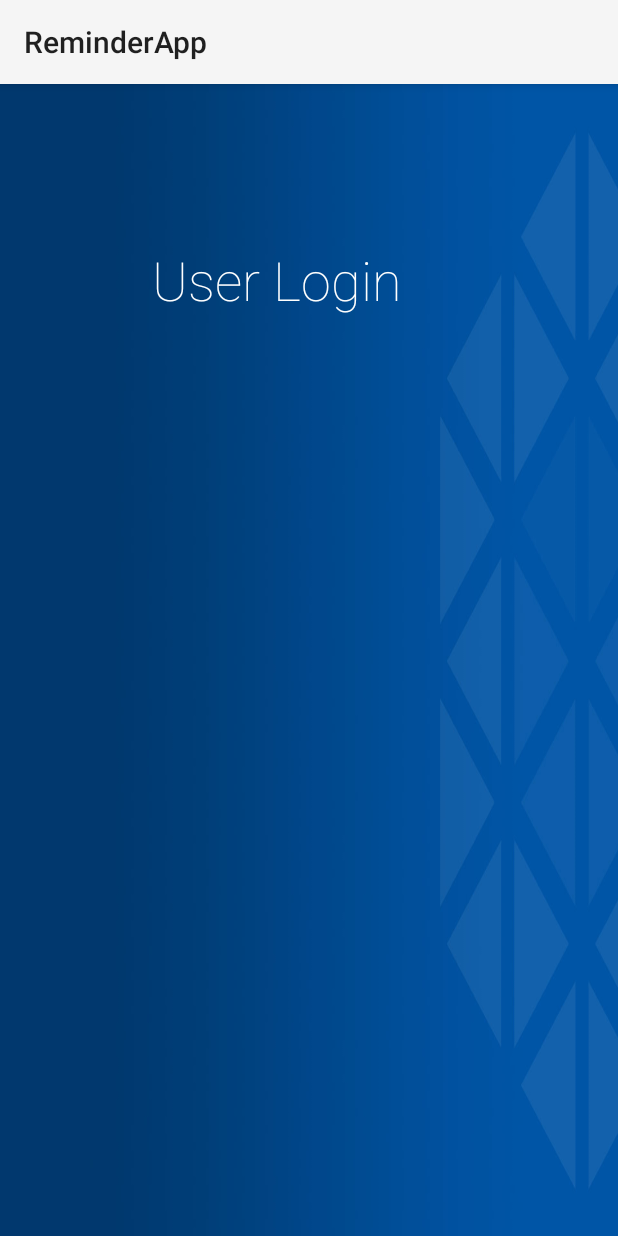
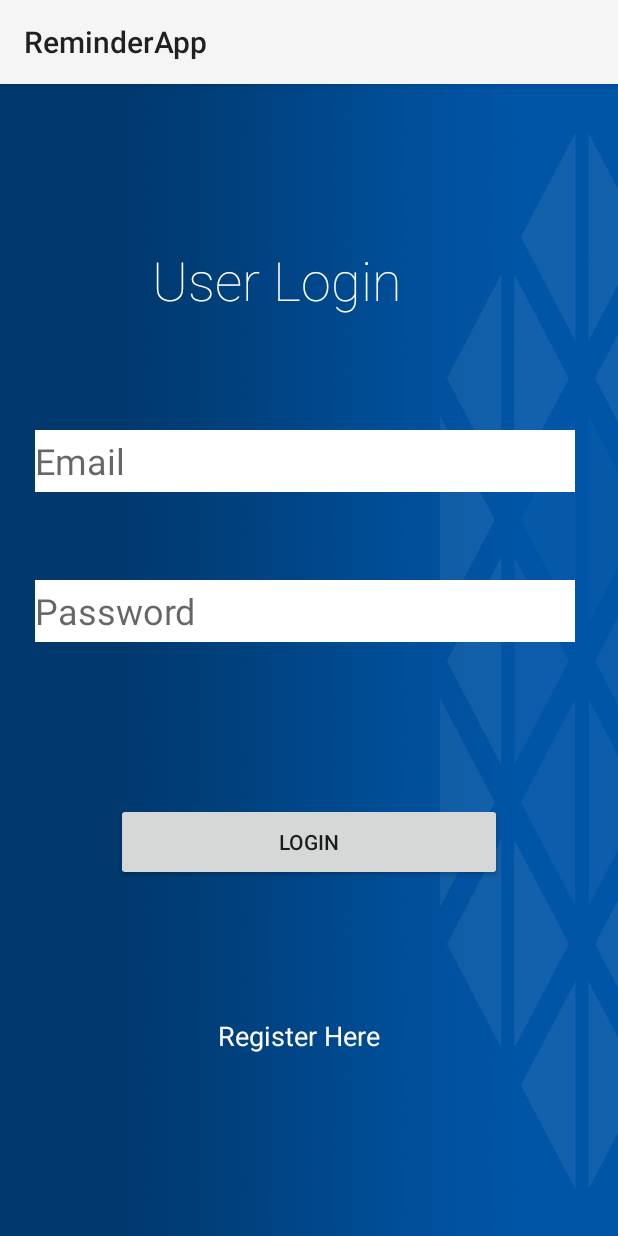
Before and after one commit to SadeeMohib/Reminder, an Android app: the screen it shows after launch (DataBaseActivity), on a phone screen of 412 x 824 dp. Run offline under Robolectric (Android 15) with nearby library versions, the phone set to English and light mode, and no system bars; Roboto replaces fonts that are not available here.

Commit message:
Login_page

```diff
--- a/app/build.gradle
+++ b/app/build.gradle
@@ -8,7 +8,7 @@ android {
 
     defaultConfig {
         applicationId "com.example.reminderapp"
-        minSdkVersion 16
+        minSdkVersion 26
         targetSdkVersion 30
         versionCode 1
         versionName "1.0"
--- a/app/src/main/java/com/example/reminderapp/DataBaseActivity.java
+++ b/app/src/main/java/com/example/reminderapp/DataBaseActivity.java
@@ -4,12 +4,33 @@ import androidx.appcompat.app.AppCompatActivity;
 
 
 import android.os.Bundle;
+import android.view.View;
+import android.widget.Button;
+import android.widget.EditText;
+import android.widget.TextView;
 
 public class DataBaseActivity extends AppCompatActivity {
+    private EditText user_name, password_view;
+    private TextView  reg_button;
+    private Button button_login;
+
+
 
     @Override
     protected void onCreate(Bundle savedInstanceState) {
         super.onCreate(savedInstanceState);
+        user_name = (EditText)findViewById(R.id.user_name);
+
+        password_view = (EditText)findViewById(R.id.password_view);
+
+        button_login = (Button) findViewById(R.id.button_login);
+        reg_button =(TextView) findViewById(R.id.reg_button);
+
         setContentView(R.layout.activity_data_base);
     }
+
+    public void Login(View view) {
+
+
+    }
 }
--- a/app/src/main/res/layout/activity_data_base.xml
+++ b/app/src/main/res/layout/activity_data_base.xml
@@ -9,7 +9,7 @@
     tools:context=".DataBaseActivity">
 
     <TextView
-        android:id="@+id/textView"
+        android:id="@+id/text_userinfo"
         android:layout_width="250dp"
         android:layout_height="60dp"
         android:layout_marginStart="60dp"
@@ -27,4 +27,71 @@
         app:layout_constraintHorizontal_bias="0.67"
         app:layout_constraintStart_toStartOf="parent"
         app:layout_constraintTop_toTopOf="parent" />
+
+    <EditText
+        android:id="@+id/user_name"
+        android:layout_width="360dp"
+        android:layout_height="41dp"
+        android:layout_marginTop="56dp"
+        android:layout_marginEnd="5dp"
+        android:layout_marginRight="5dp"
+        android:layout_marginBottom="487dp"
+        android:background="@color/cardview_light_background"
+        android:hint="Email"
+        android:textSize="24sp"
+        app:layout_constraintBottom_toBottomOf="parent"
+        app:layout_constraintEnd_toEndOf="parent"
+        app:layout_constraintStart_toStartOf="parent"
+        app:layout_constraintTop_toBottomOf="@+id/text_userinfo" />
+    <EditText
+        android:id="@+id/password_view"
+        android:layout_width="360dp"
+        android:layout_height="41dp"
+        android:layout_marginTop="156dp"
+        android:layout_marginEnd="5dp"
+        android:layout_marginRight="5dp"
+        android:layout_marginBottom="387dp"
+        android:background="@color/cardview_light_background"
+        android:hint="@string/prompt_password"
+        android:inputType="textWebPassword"
+        android:textSize="24sp"
+        app:layout_constraintBottom_toBottomOf="parent"
+        app:layout_constraintEnd_toEndOf="parent"
+        app:layout_constraintStart_toStartOf="parent"
+        app:layout_constraintTop_toBottomOf="@+id/text_userinfo" />
+
+
+    <TextView
+        android:id="@+id/reg_button"
+        android:layout_width="121dp"
+        android:layout_height="39dp"
+        android:layout_marginStart="123dp"
+        android:layout_marginTop="45dp"
+        android:layout_marginEnd="85dp"
+        android:layout_marginBottom="128dp"
+        android:text="Register Here"
+        android:textColor="#FFFFFF"
+        android:textSize="18sp"
+        app:layout_constraintBottom_toBottomOf="parent"
+        app:layout_constraintEnd_toEndOf="parent"
+        app:layout_constraintHorizontal_bias="0.268"
+        app:layout_constraintStart_toStartOf="parent"
+        app:layout_constraintTop_toBottomOf="@+id/button_login" />
+
+    <Button
+        android:id="@+id/button_login"
+        android:layout_width="257dp"
+        android:layout_height="52dp"
+        android:layout_marginStart="102dp"
+        android:layout_marginTop="128dp"
+        android:layout_marginEnd="102dp"
+        android:layout_marginBottom="45dp"
+        android:text="Login"
+
+
+        app:layout_constraintBottom_toTopOf="@+id/reg_button"
+        app:layout_constraintEnd_toEndOf="parent"
+        app:layout_constraintStart_toStartOf="parent"
+        app:layout_constraintTop_toBottomOf="@+id/password_view" />
+
 </androidx.constraintlayout.widget.ConstraintLayout>
```
Also changed, not shown: app/src/main/res/layout/activity_login.xml (deleted, +0 -76 lines), app/src/main/res/layout/activity_main.xml (+4 -4 lines).
